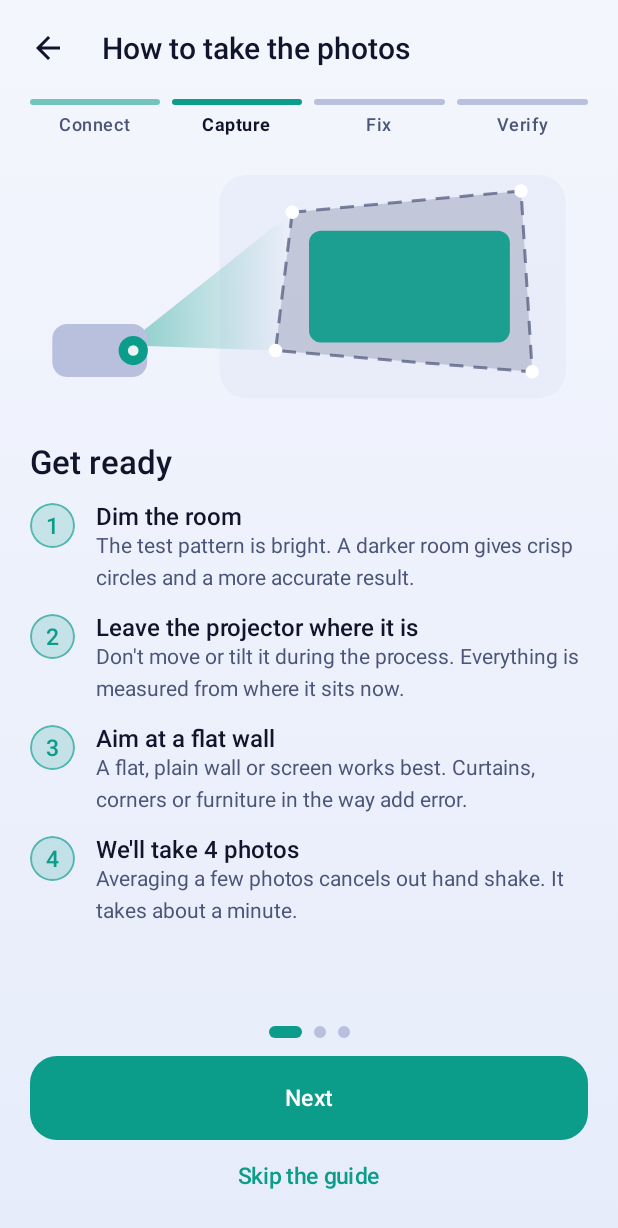
After one commit to Yuvraj675/projector-control, an Android app built with Jetpack Compose: the composable GuideScreen shown on its own in the app's theme, on a phone screen of 412 x 824 dp. The commit adds this screen. Shown: the top 1228 px of the screen. Run offline under Robolectric (Android 15) with nearby library versions, the phone set to English and light mode, and no system bars.

Commit message:
Add illustrations, Connect and Guide screens and the app root
Connect is a one-tap flow (scan, auto-connect, device picker, manual IP, clear failure
states). The guide has three pages with code-drawn diagrams: set up, where to stand,
how to hold the phone.

```diff
--- a/app/src/main/kotlin/dev/keystone/auto/AppViewModel.kt
+++ b/app/src/main/kotlin/dev/keystone/auto/AppViewModel.kt
@@ -129,6 +129,11 @@ class AppViewModel(app: Application) : AndroidViewModel(app) {
     } catch (e: Exception) {
         AppLog.e("identify $host", e)
         DeviceChoice(host, host, false, "Could not talk to this device. If it asks to allow debugging, accept on its screen and scan again.")
+    }
+
+    fun cancelScan() {
+        scanJob?.cancel()
+        connect.value = ConnectState.Idle
     }
 
     fun connectManually(host: String) {
--- /dev/null
+++ b/app/src/main/kotlin/dev/keystone/auto/ui/screens/GuideScreen.kt
@@ -0,0 +1,98 @@
+package dev.keystone.auto.ui.screens
+
+import androidx.compose.animation.AnimatedContent
+import androidx.compose.animation.fadeIn
+import androidx.compose.animation.fadeOut
+import androidx.compose.animation.slideInHorizontally
+import androidx.compose.animation.slideOutHorizontally
+import androidx.compose.animation.togetherWith
+import androidx.compose.foundation.background
+import androidx.compose.foundation.layout.*
+import androidx.compose.foundation.shape.CircleShape
+import androidx.compose.material3.MaterialTheme
+import androidx.compose.material3.Text
+import androidx.compose.runtime.*
+import androidx.compose.runtime.saveable.rememberSaveable
+import androidx.compose.ui.Alignment
+import androidx.compose.ui.Modifier
+import androidx.compose.ui.draw.clip
+import androidx.compose.ui.unit.dp
+import dev.keystone.auto.AppViewModel
+import dev.keystone.auto.ui.*
+
+private const val PAGES = 3
+
+@Composable
+fun GuideScreen(vm: AppViewModel) {
+    var page by rememberSaveable { mutableIntStateOf(0) }
+    val settings by vm.settings.collectAsState()
+
+    ScreenScaffold(
+        title = "How to take the photos",
+        step = 1,
+        onBack = { if (page > 0) page-- else vm.back() },
+        bottomBar = {
+            Row(Modifier.fillMaxWidth().padding(bottom = 12.dp), horizontalArrangement = Arrangement.Center) {
+                repeat(PAGES) { i ->
+                    Box(
+                        Modifier.padding(horizontal = 4.dp).size(if (i == page) 22.dp else 8.dp, 8.dp).clip(CircleShape)
+                            .background(if (i == page) MaterialTheme.colorScheme.primary else MaterialTheme.colorScheme.outline),
+                    )
+                }
+            }
+            if (page < PAGES - 1) {
+                PrimaryButton("Next", { page++ })
+                TextAction("Skip the guide", { page = PAGES - 1 }, Modifier.align(Alignment.CenterHorizontally))
+            } else {
+                PrimaryButton("I'm ready: show the pattern", { vm.startCapture() })
+            }
+        },
+    ) {
+        AnimatedContent(
+            targetState = page,
+            transitionSpec = {
+                val dir = if (targetState > initialState) 1 else -1
+                (slideInHorizontally { it * dir / 4 } + fadeIn()) togetherWith (slideOutHorizontally { -it * dir / 4 } + fadeOut())
+            },
+            label = "guide",
+        ) { p ->
+            Column(Modifier.fillMaxWidth()) {
+                when (p) {
+                    0 -> {
+                        ProjectorHero()
+                        Spacer(Modifier.height(12.dp))
+                        Text("Get ready", style = MaterialTheme.typography.headlineSmall, color = MaterialTheme.colorScheme.onBackground)
+                        Spacer(Modifier.height(6.dp))
+                        NumberedStep(1, "Dim the room", "The test pattern is bright. A darker room gives crisp circles and a more accurate result.")
+                        NumberedStep(2, "Leave the projector where it is", "Don't move or tilt it during the process. Everything is measured from where it sits now.")
+                        NumberedStep(3, "Aim at a flat wall", "A flat, plain wall or screen works best. Curtains, corners or furniture in the way add error.")
+                        NumberedStep(4, "We'll take ${settings.captureCount} photos", "Averaging a few photos cancels out hand shake. It takes about a minute.")
+                    }
+
+                    1 -> {
+                        PlacementDiagram()
+                        Spacer(Modifier.height(12.dp))
+                        Text("Where to stand", style = MaterialTheme.typography.headlineSmall, color = MaterialTheme.colorScheme.onBackground)
+                        Spacer(Modifier.height(6.dp))
+                        NumberedStep(1, "In front of the middle of the picture", "Stand on the centre line, facing the wall straight on. The closer to square, the better.")
+                        NumberedStep(2, "Far enough back to fit it all", "About 2 to 3 metres from the wall, so the whole picture fits with some margin on every side.")
+                        NumberedStep(3, "Same spot every time", "Stay in one place for all the photos. If you later repeat this, stand in the same place.")
+                    }
+
+                    else -> {
+                        FramingDiagram()
+                        Spacer(Modifier.height(10.dp))
+                        LevelDiagram()
+                        Spacer(Modifier.height(12.dp))
+                        Text("How to hold the phone", style = MaterialTheme.typography.headlineSmall, color = MaterialTheme.colorScheme.onBackground)
+                        Spacer(Modifier.height(6.dp))
+                        NumberedStep(1, "Sideways, parallel to the wall", "Hold it like you're taking a flat photo of a poster. Don't angle it left or right.")
+                        NumberedStep(2, "Keep the level bar green", "It shows the phone's tilt. Aim the camera at the middle of the picture, with the phone upright.")
+                        NumberedStep(3, "All four white circles in view", "Leave a little space around the picture. Don't zoom.")
+                        NumberedStep(4, "Hold still", "When everything shows ready, the app takes the photo by itself. Lower the phone and raise it again between photos.")
+                    }
+                }
+            }
+        }
+    }
+}
```
Also changed, not shown: app/src/main/kotlin/dev/keystone/auto/MainActivity.kt (+5 -9 lines), app/src/main/kotlin/dev/keystone/auto/ui/Illustrations.kt (added, +181 -0 lines), app/src/main/kotlin/dev/keystone/auto/ui/Root.kt (added, +59 -0 lines), app/src/main/kotlin/dev/keystone/auto/ui/screens/ConnectScreen.kt (added, +150 -0 lines).
